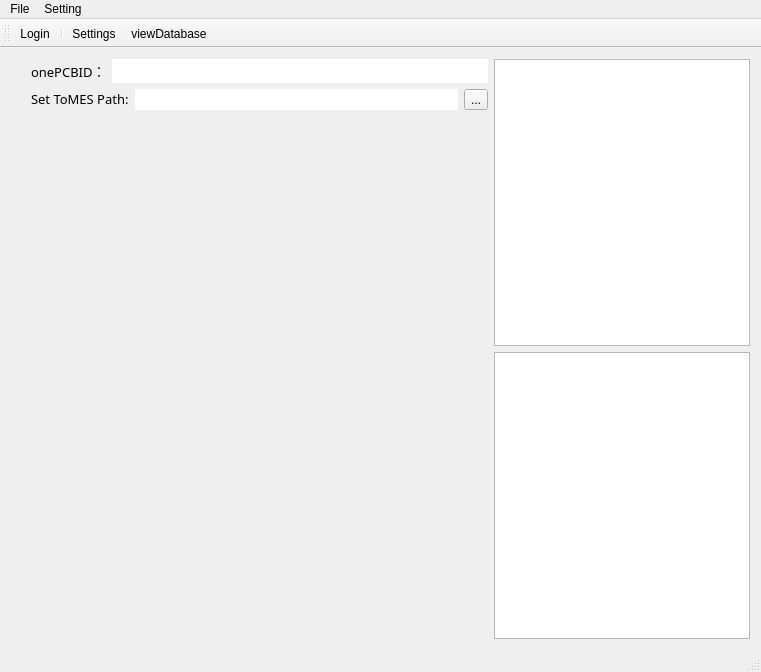
First picture: the form in PCBHumanReCheck/PCBHumanReCheck/mymainwindow.ui, repository ZhangYY12345/PCBHumanReCheck, before the edit.
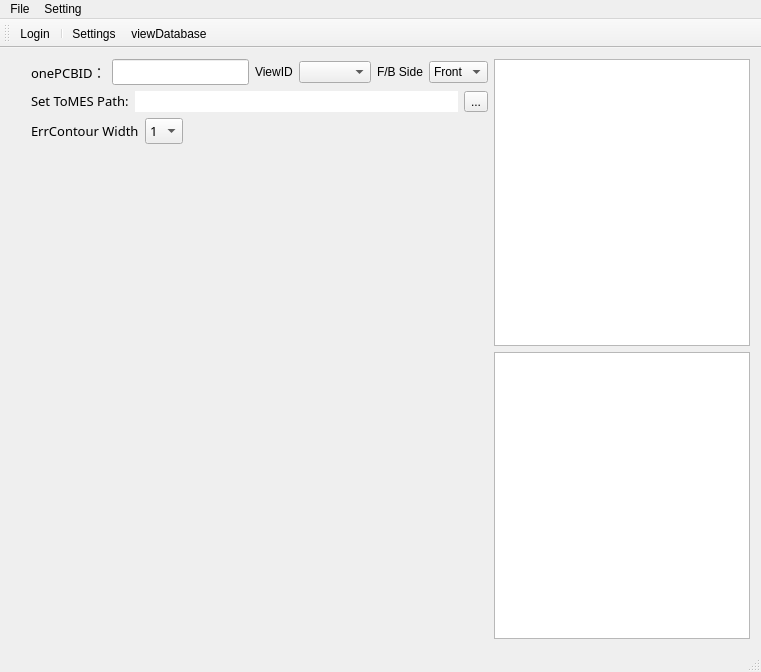
Second picture: the form after the edit. Icons and pictures are not drawn. Custom widgets are drawn as their Qt base class.

```diff
--- a/PCBHumanReCheck/PCBHumanReCheck/mymainwindow.ui
+++ b/PCBHumanReCheck/PCBHumanReCheck/mymainwindow.ui
@@ -19,7 +19,10 @@
      <layout class="QVBoxLayout" name="verticalLayout_2">
       <item>
        <layout class="QGridLayout" name="gridLayout">
-        <item row="2" column="0">
+        <item row="3" column="1">
+         <widget class="PicViewWindow" name="imgShowWin" native="true"/>
+        </item>
+        <item row="3" column="0">
          <spacer name="verticalSpacer_4">
           <property name="orientation">
            <enum>Qt::Vertical</enum>
@@ -32,9 +35,6 @@
           </property>
          </spacer>
         </item>
-        <item row="2" column="1">
-         <widget class="PicViewWindow" name="imgShowWin" native="true"/>
-        </item>
         <item row="1" column="1">
          <layout class="QHBoxLayout" name="horizontalLayout">
           <item>
@@ -81,7 +81,7 @@
           </item>
          </layout>
         </item>
-        <item row="3" column="1">
+        <item row="4" column="1">
          <spacer name="horizontalSpacer_2">
           <property name="orientation">
            <enum>Qt::Horizontal</enum>
@@ -126,10 +126,124 @@
             <property name="acceptDrops">
              <bool>false</bool>
             </property>
+            <property name="text">
+             <string/>
+            </property>
             <property name="frame">
-             <bool>false</bool>
+             <bool>true</bool>
             </property>
            </widget>
+          </item>
+          <item>
+           <widget class="QLabel" name="label_3">
+            <property name="text">
+             <string>ViewID</string>
+            </property>
+           </widget>
+          </item>
+          <item>
+           <widget class="QComboBox" name="viewIDComBox"/>
+          </item>
+          <item>
+           <widget class="QLabel" name="label_4">
+            <property name="text">
+             <string>F/B Side</string>
+            </property>
+           </widget>
+          </item>
+          <item>
+           <widget class="QComboBox" name="viewFBSide">
+            <item>
+             <property name="text">
+              <string>Front</string>
+             </property>
+            </item>
+            <item>
+             <property name="text">
+              <string>Back</string>
+             </property>
+            </item>
+           </widget>
+          </item>
+         </layout>
+        </item>
+        <item row="2" column="1">
+         <layout class="QHBoxLayout" name="horizontalLayout_3">
+          <item>
+           <widget class="QLabel" name="label_2">
+            <property name="font">
+             <font>
+              <family>微软雅黑</family>
+              <pointsize>10</pointsize>
+             </font>
+            </property>
+            <property name="text">
+             <string>ErrContour Width</string>
+            </property>
+           </widget>
+          </item>
+          <item>
+           <widget class="QComboBox" name="widthErrCon">
+            <property name="font">
+             <font>
+              <family>微软雅黑</family>
+              <pointsize>10</pointsize>
+             </font>
+            </property>
+            <item>
+             <property name="text">
+              <string>1</string>
+             </property>
+            </item>
+            <item>
+             <property name="text">
+              <string>2</string>
+             </property>
+            </item>
+            <item>
+             <property name="text">
+              <string>3</string>
+             </property>
+            </item>
+            <item>
+             <property name="text">
+              <string>4</string>
+             </property>
+            </item>
+            <item>
+             <property name="text">
+              <string>5</string>
+             </property>
+            </item>
+            <item>
+             <property name="text">
+              <string>6</string>
+             </property>
+            </item>
+            <item>
+             <property name="text">
+              <string>7</string>
+             </property>
+            </item>
+            <item>
+             <property name="text">
+              <string>8</string>
+             </property>
+            </item>
+           </widget>
+          </item>
+          <item>
+           <spacer name="horizontalSpacer">
+            <property name="orientation">
+             <enum>Qt::Horizontal</enum>
+            </property>
+            <property name="sizeHint" stdset="0">
+             <size>
+              <width>40</width>
+              <height>20</height>
+             </size>
+            </property>
+           </spacer>
           </item>
          </layout>
         </item>
```
